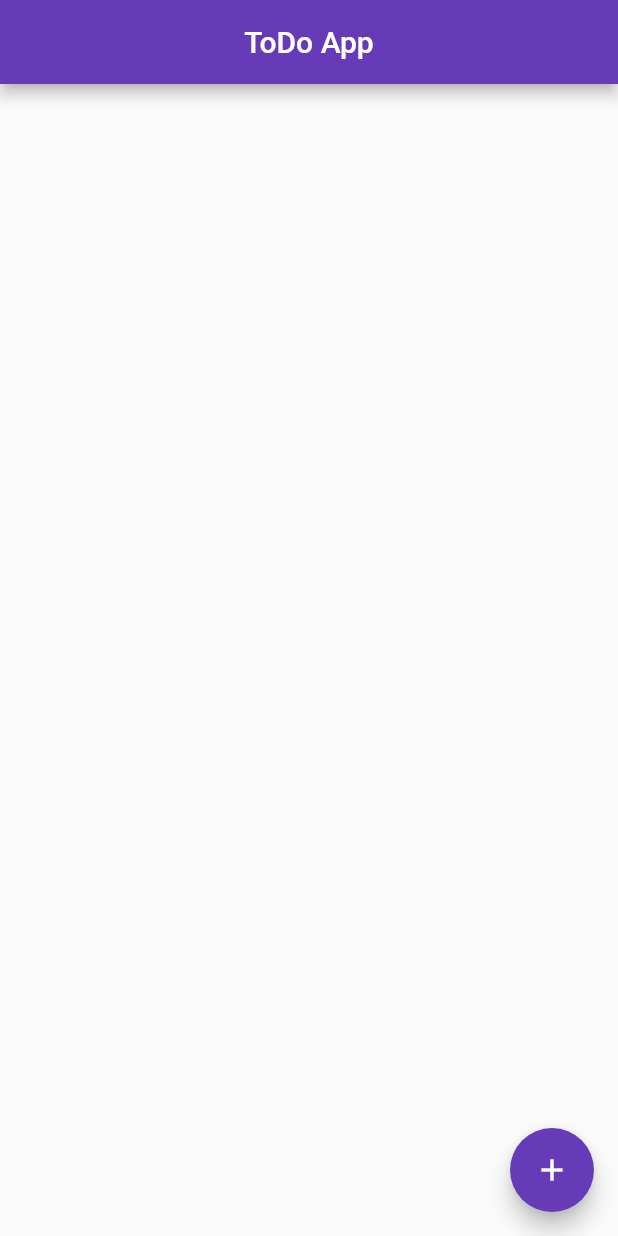
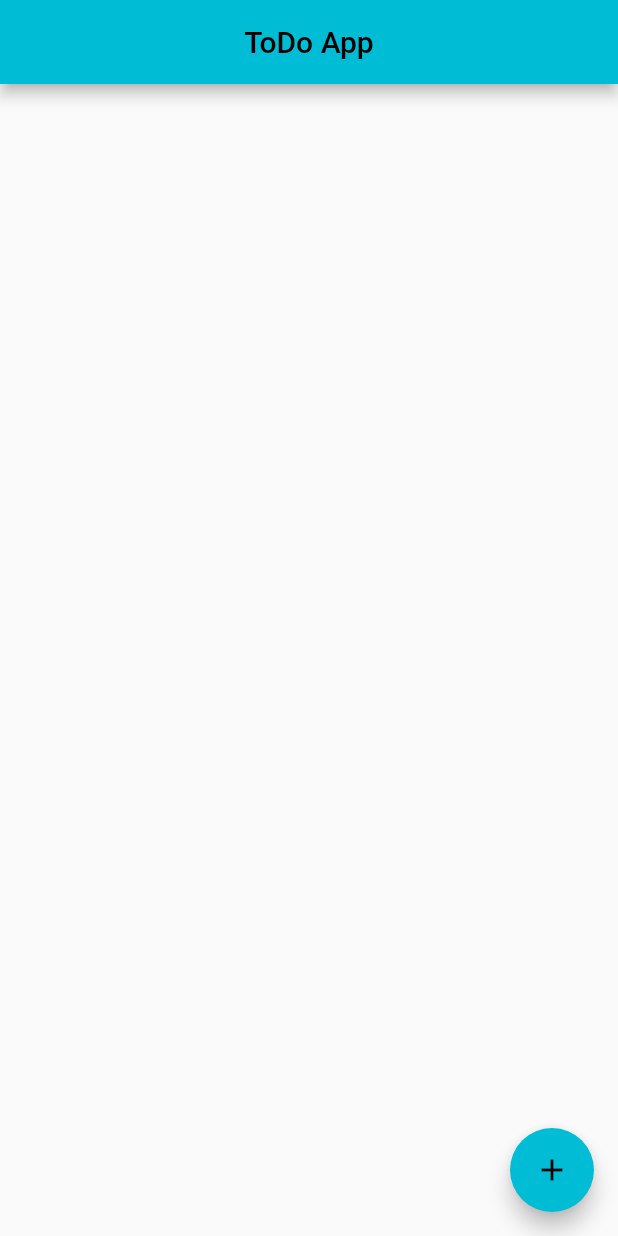
Before and after one commit to AvaiyaKashyap/todo_app, a Flutter app: the screen it shows after launch, on a phone screen of 412 x 824 dp. Run offline on Flutter 3.47's test engine with Material 2 defaults, Android fonts, the phone set to English and light mode, and no system bars.

Commit message:
ToDo Commit

```diff
--- a/lib/main.dart
+++ b/lib/main.dart
@@ -17,7 +17,7 @@ class MyApp extends StatelessWidget {
         title: 'ToDo App',
         debugShowCheckedModeBanner: false,
         theme: ThemeData(
-          primarySwatch: Colors.deepPurple,
+          primarySwatch: Colors.cyan,
         ),
         home: const MyHomePage(),
       ),
```
